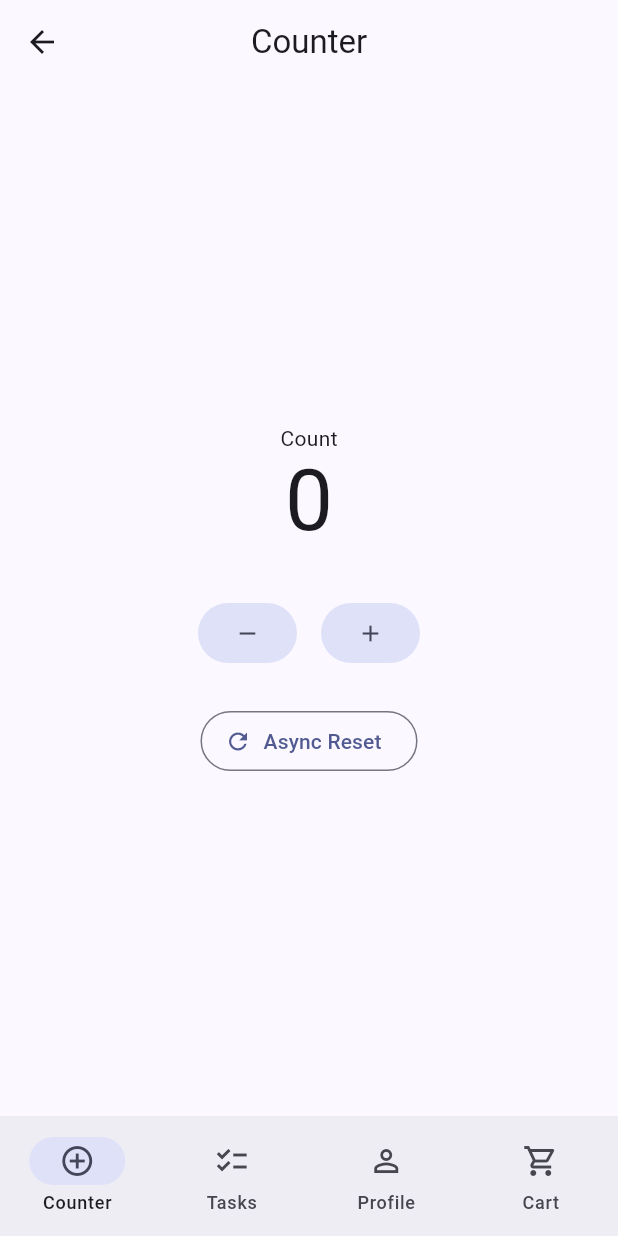
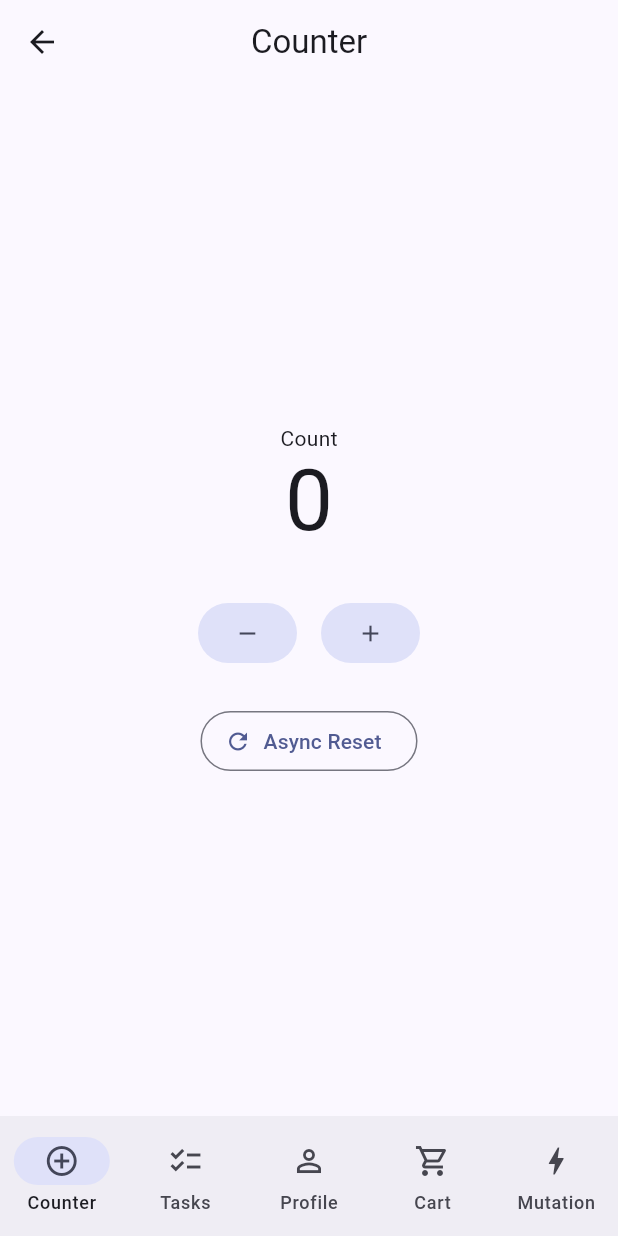
Before and after one commit to edkluivert/solid, a Flutter app: the _HomeShell screen opened directly, on a phone screen of 412 x 824 dp. Run offline on Flutter 3.47's test engine with Material 3 defaults, Android fonts, the phone set to English and light mode, and no system bars.

Commit message:
feat: Introduce Mutation for async operation state management
- **Added `Mutation<T>`**: A reactive wrapper for async functions that automatically tracks the `initial` → `loading` → `success`/`empty`/`error` lifecycle.
- **Added `Solid` helpers**:
    - `mutation<T>(fn)`: Creates a throw-based mutation.
    - `mutationEither<L, T>(fn)`: Creates an `Either`-based mutation where `Left` is an error and `Right` is a success.
- **Added `MutationBuilder<T>` widget**: Renders UI based on the current state of a `Mutation`, with optional `onSuccess`/`onError` callbacks and a `buildWhen` filter.
- **Updated documentation**: Added a comprehensive "Mutation" section to `README.md`.
- **Updated example app**: Added a new "Mutation" tab to demonstrate all variants of the new feature.

````diff
--- a/example/lib/main.dart
+++ b/example/lib/main.dart
@@ -1,6 +1,7 @@
 import 'package:example/ui/auth_tab.dart';
 import 'package:example/ui/cart_tab.dart';
 import 'package:example/ui/counter_tab.dart';
+import 'package:example/ui/mutation_tab.dart';
 import 'package:example/ui/tasks_tab.dart';
 import 'package:flutter/material.dart';
 import 'package:solid_x/solid_x.dart';
@@ -60,7 +61,13 @@ class _HomeShellState extends State<_HomeShell> {
     return Scaffold(
       body: IndexedStack(
         index: _currentIndex,
-        children: const [CounterTab(), TasksTab(), ProfileTab(), CartTab()],
+        children: const [
+          CounterTab(),
+          TasksTab(),
+          ProfileTab(),
+          CartTab(),
+          MutationTab(),
+        ],
       ),
       bottomNavigationBar: NavigationBar(
         selectedIndex: _currentIndex,
@@ -79,6 +86,10 @@ class _HomeShellState extends State<_HomeShell> {
             icon: Icon(Icons.shopping_cart_outlined),
             label: 'Cart',
           ),
+          NavigationDestination(
+            icon: Icon(Icons.bolt_outlined),
+            label: 'Mutation',
+          ),
         ],
       ),
     );
--- a/lib/solid_x.dart
+++ b/lib/solid_x.dart
@@ -34,9 +34,11 @@ library solid_x;
 export 'src/solid.dart';
 export 'src/solid_observer.dart';
 export 'src/solid_status.dart';
+export 'src/mutation.dart';
 export 'src/widgets/solid_provider.dart';
 export 'src/widgets/solid_context_extension.dart';
 export 'src/widgets/solid_builder.dart';
 export 'src/widgets/solid_listener.dart';
 export 'src/widgets/solid_consumer.dart';
 export 'src/widgets/solid_selector.dart';
+export 'src/widgets/mutation_builder.dart';
--- a/lib/src/solid.dart
+++ b/lib/src/solid.dart
@@ -1,5 +1,6 @@
 import 'package:flutter/foundation.dart';
 
+import 'mutation.dart';
 import 'solid_observer.dart';
 
 /// A reactive state management base class for Flutter.
@@ -90,6 +91,35 @@ abstract class Solid<State> extends ChangeNotifier {
   @mustCallSuper
   void onChange(dynamic previous, dynamic next) {}
 
+  // ── Mutation helpers ────────────────────────────────────────────────────
+
+  /// Creates a throw-based [Mutation] owned by this ViewModel.
+  ///
+  /// ```dart
+  /// late final fetchUser = mutation<User>(() async => repo.getUser());
+  /// late final logout    = mutation<void>(() async => repo.logout());
+  /// ```
+  ///
+  /// If [fn] throws, the mutation transitions to [MutationError].
+  @protected
+  Mutation<T> mutation<T>(Future<T> Function() fn) => createMutation<T>(fn);
+
+  /// Creates an Either-based [Mutation] owned by this ViewModel.
+  ///
+  /// ```dart
+  /// late final login = mutationEither<String, User>(
+  ///   () async => repo.login(email, pass), // Either<String, User>
+  /// );
+  /// ```
+  ///
+  /// - `Left(l)` → [MutationError] with `l` as the typed error.
+  /// - `Right(r)` → [MutationSuccess] (or [MutationEmpty] when r is null).
+  @protected
+  Mutation<T> mutationEither<L extends Object, T>(
+    Future<dynamic> Function() fn,
+  ) =>
+      createMutationEither<L, T>(fn);
+
   @override
   void dispose() {
     Solid.observer.onDispose(this);
--- a/pubspec.yaml
+++ b/pubspec.yaml
@@ -1,7 +1,7 @@
 name: solid_x
 description: >
   Inspired by Kotlin's `ViewModel + StateFlow` pattern, Solid provides a clean architecture to manage your application's state with zero code generation and zero boilerplate.
-version: 2.0.3
+version: 2.1.0
 homepage: https://github.com/edkluivert/solid
 repository: https://github.com/edkluivert/solid
 issue_tracker: https://github.com/edkluivert/solid/issues
````
Also changed, not shown: 2 other files.
